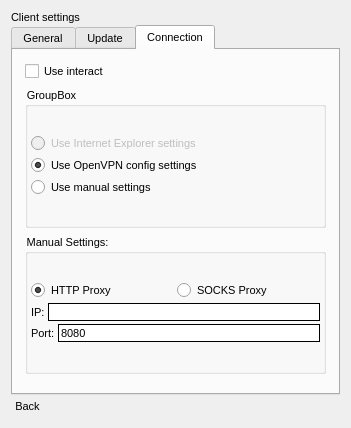
The window that client/src/widgets/settings/client/clientsettingswidget.ui (Securepoint/openvpn-client) describes before a commit, drawn with Qt 5.
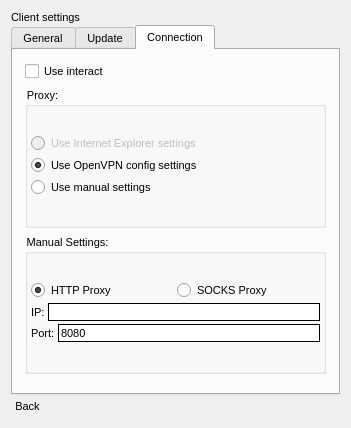
The same window after the commit. The open tabs and pages were chosen to show the change.

Patch:
```diff
--- a/client/src/widgets/settings/client/clientsettingswidget.ui
+++ b/client/src/widgets/settings/client/clientsettingswidget.ui
@@ -389,7 +389,7 @@
               </size>
              </property>
              <property name="title">
-              <string>GroupBox</string>
+              <string>Proxy:</string>
              </property>
              <layout class="QGridLayout" name="gridLayout_9">
               <property name="leftMargin">
```
Left out of the diff: 6 changed lines with no effect on the pictures.
